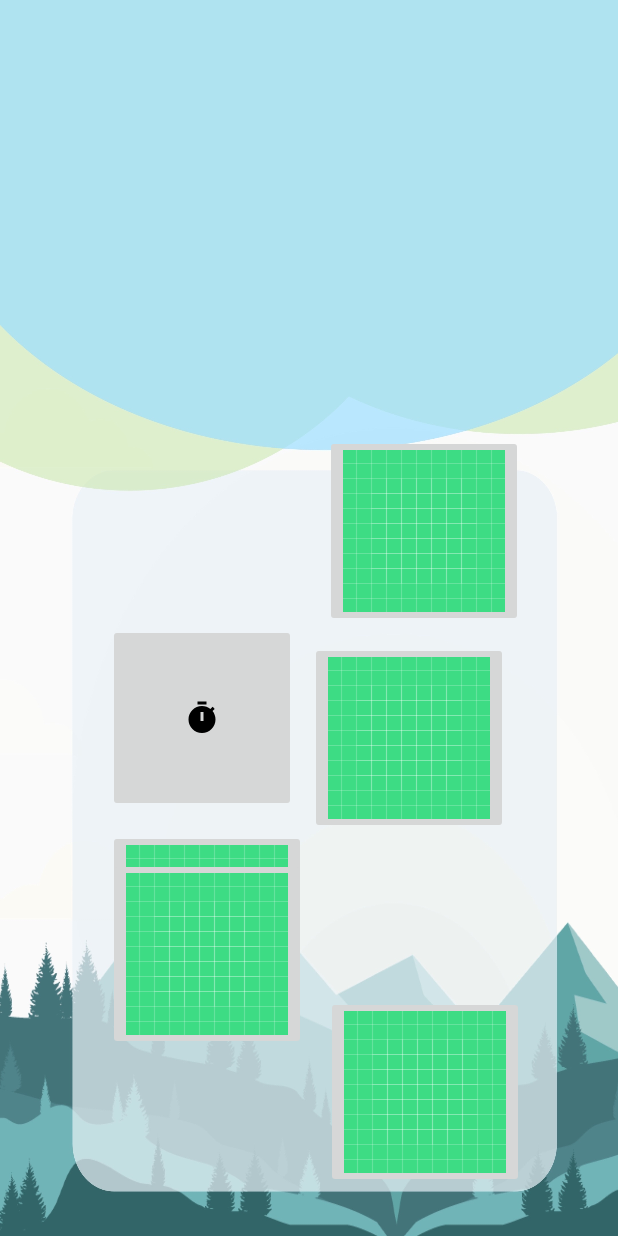
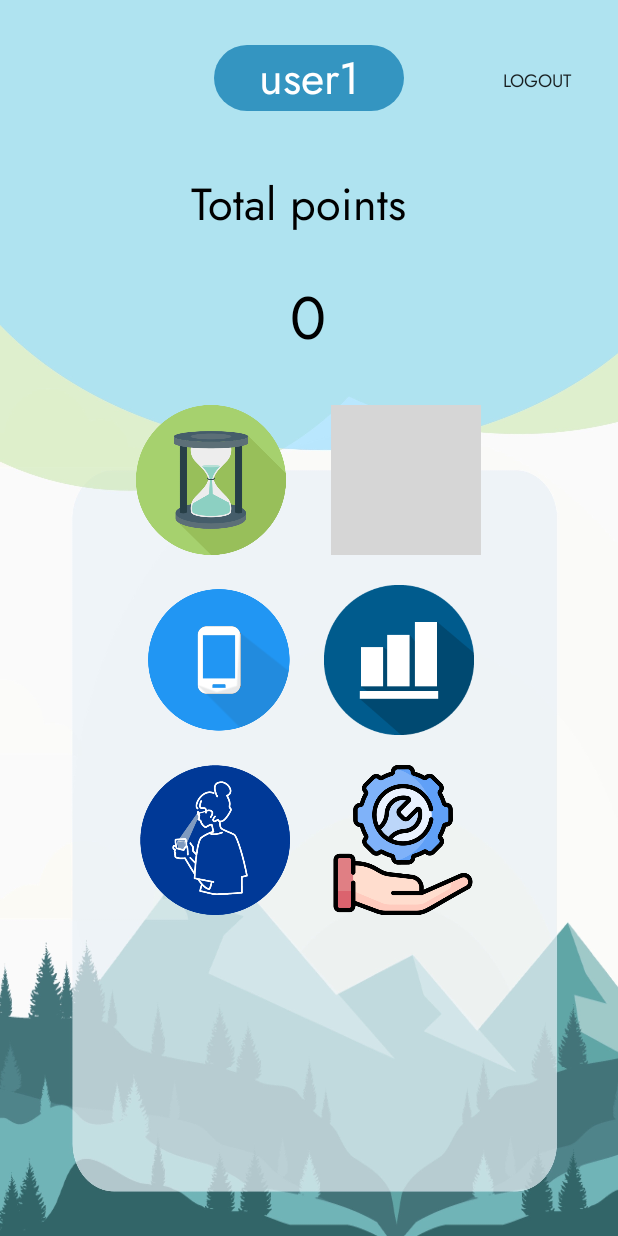
Before and after one commit to Som3on31/TestTimer, an Android app: the screen it shows after launch (MainActivity), on a phone screen of 412 x 824 dp. Run offline under Robolectric (Android 15) with nearby library versions, the phone set to English and light mode, and no system bars; grey boxes are pictures that could not be loaded.

Commit message:
sprint1 complete

```diff
--- a/app/src/main/java/com/example/testtimer/CouponFragment.java
+++ b/app/src/main/java/com/example/testtimer/CouponFragment.java
@@ -7,6 +7,7 @@ import android.view.ViewGroup;
 
 import androidx.annotation.NonNull;
 import androidx.fragment.app.Fragment;
+import androidx.navigation.fragment.NavHostFragment;
 
 import com.example.testtimer.databinding.FragmentCouponBinding;
 import com.example.testtimer.databinding.FragmentRestBinding;
@@ -24,7 +25,15 @@ public class CouponFragment extends Fragment {
 
     public void onViewCreated(@NonNull View view, Bundle savedInstanceState){
         super.onViewCreated(view,savedInstanceState);
-
+        //buttons on home screen
+        binding.btnMenu.setOnClickListener(new View.OnClickListener() {
+            @Override
+            public void onClick(View view) {
+                NavHostFragment.findNavController(CouponFragment.this)
+                        .navigate(R.id.action_couponFragment_to_homeFragment2);
+            }
+        }
+        );
     }
 
     public void onDestroyView() {
--- a/app/src/main/java/com/example/testtimer/HomeFragment.java
+++ b/app/src/main/java/com/example/testtimer/HomeFragment.java
@@ -30,13 +30,21 @@ public class HomeFragment extends Fragment {
 
 
         //buttons on home screen
-        binding.imageButton.setOnClickListener(new View.OnClickListener() {
+        binding.imgTimer.setOnClickListener(new View.OnClickListener() {
             @Override
                 public void onClick(View view) {
                     NavHostFragment.findNavController(HomeFragment.this)
                             .navigate(R.id.action_homeFragment_to_timerFragment);
                 }
             }
+        );
+        binding.imgCoupon.setOnClickListener(new View.OnClickListener() {
+            @Override
+            public void onClick(View view) {
+                NavHostFragment.findNavController(HomeFragment.this)
+                        .navigate(R.id.action_homeFragment_to_couponFragment);
+            }
+        }
         );
 
     }
--- a/app/src/main/res/layout/fragment_coupon.xml
+++ b/app/src/main/res/layout/fragment_coupon.xml
@@ -8,7 +8,7 @@
 
     <!--    menu button-->
     <Button
-        android:id="@+id/button"
+        android:id="@+id/btn_menu"
         android:layout_width="40dp"
         android:layout_height="40dp"
         android:layout_marginStart="24dp"
@@ -90,9 +90,10 @@
                     android:layout_width="70dp"
                     android:layout_height="70dp"
                     android:layout_margin="10dp"
+                    android:src="@drawable/mcdonalds_logo"
                     tools:layout_editor_absoluteX="33dp"
                     tools:layout_editor_absoluteY="278dp"
-                    tools:src="@tools:sample/avatars" />
+                     />
 
                 <TextView
                     android:id="@+id/textView6"
@@ -161,9 +162,10 @@
                     android:layout_width="70dp"
                     android:layout_height="70dp"
                     android:layout_margin="10dp"
+                    android:src="@drawable/thepizzacompany_logo"
                     tools:layout_editor_absoluteX="33dp"
                     tools:layout_editor_absoluteY="278dp"
-                    tools:src="@tools:sample/avatars" />
+                     />
 
                 <TextView
                     android:id="@+id/textView8"
@@ -232,9 +234,10 @@
                     android:layout_width="70dp"
                     android:layout_height="70dp"
                     android:layout_margin="10dp"
+                    android:src="@drawable/fuku_logo"
                     tools:layout_editor_absoluteX="33dp"
                     tools:layout_editor_absoluteY="278dp"
-                    tools:src="@tools:sample/avatars" />
+                     />
 
                 <TextView
                     android:id="@+id/textView10"
@@ -303,9 +306,10 @@
                     android:layout_width="70dp"
                     android:layout_height="70dp"
                     android:layout_margin="10dp"
+                    android:src="@drawable/dq_logo"
                     tools:layout_editor_absoluteX="33dp"
                     tools:layout_editor_absoluteY="278dp"
-                    tools:src="@tools:sample/avatars" />
+                     />
 
                 <TextView
                     android:id="@+id/textView12"
--- a/app/src/main/res/layout/fragment_home.xml
+++ b/app/src/main/res/layout/fragment_home.xml
@@ -8,114 +8,197 @@
     tools:context=".HomeFragment">
 
     <TextView
-        android:id="@+id/textview_home"
+        android:id="@+id/username"
         android:layout_width="wrap_content"
         android:layout_height="wrap_content"
-
+        android:layout_marginTop="30dp"
+        android:paddingStart="30dp"
+        android:paddingEnd="30dp"
+        android:text="@string/username"
+        android:textSize="30sp"
+        android:gravity="center"
+        android:fontFamily="@font/jost"
+        android:textColor="@color/white"
+        android:background="@drawable/user_box"
         app:layout_constraintEnd_toEndOf="parent"
         app:layout_constraintStart_toStartOf="parent"
         app:layout_constraintTop_toTopOf="parent" />
 
-    <ImageButton
-        android:id="@+id/imageButton"
-        android:layout_width="125dp"
-        android:layout_height="125dp"
-        android:layout_marginStart="72dp"
-
-        android:layout_marginTop="416dp"
-        android:contentDescription="@string/timericon"
-        app:layout_constraintStart_toStartOf="parent"
-        app:layout_constraintTop_toTopOf="parent"
-        app:srcCompat="@drawable/baseline_timer_24"
-        tools:layout_marginLeft="50dp"
-        tools:layout_marginTop="300dp" />
-
-    <ImageButton
-        android:id="@+id/imageButton2"
+    <Button
+        android:id="@+id/logout"
         android:layout_width="wrap_content"
         android:layout_height="wrap_content"
-        android:layout_marginStart="144dp"
+        android:layout_marginTop="30dp"
+        android:layout_marginEnd="10dp"
+        android:fontFamily="@font/jost"
+        android:text="@string/logout"
+        android:textSize="12sp"
+        android:background="#00FFFFFF"
+        app:layout_constraintEnd_toEndOf="parent"
+        app:layout_constraintTop_toTopOf="parent" />
 
-        android:layout_marginTop="290dp"
-        android:contentDescription="@string/placeholder"
+    <TextView
+        android:id="@+id/total_points"
+        android:layout_width="156dp"
+        android:layout_height="52dp"
+        android:layout_margin="40dp"
+        android:fontFamily="@font/jost"
+        android:text="@string/totalpoints"
+        android:textSize="30sp"
+        android:textColor="@color/black"
         app:layout_constraintEnd_toEndOf="parent"
+        app:layout_constraintHorizontal_bias="0.498"
+        app:layout_constraintStart_toStartOf="parent"
+        app:layout_constraintTop_toBottomOf="@+id/username" />
 
-        app:layout_constraintHorizontal_bias="0.015"
-        app:layout_constraintRight_toLeftOf="parent"
-        app:layout_constraintStart_toStartOf="@+id/imageButton"
-        app:layout_constraintTop_toTopOf="parent"
-        app:srcCompat="@drawable/ic_launcher_background"
-        tools:layout_marginLeft="40dp"
-        tools:layout_marginTop="300dp" />
-
-    <ImageButton
-        android:id="@+id/imageButton3"
+    <TextView
+        android:id="@+id/points"
         android:layout_width="wrap_content"
         android:layout_height="wrap_content"
-        android:layout_marginStart="72dp"
+        android:layout_marginTop="10dp"
+        android:fontFamily="@font/jost"
+        android:text="@string/points"
+        android:textSize="40sp"
+        android:textColor="@color/black"
+        app:layout_constraintBottom_toBottomOf="parent"
+        app:layout_constraintEnd_toEndOf="parent"
+        app:layout_constraintHorizontal_bias="0.498"
+        app:layout_constraintStart_toStartOf="parent"
+        app:layout_constraintTop_toBottomOf="@+id/total_points"
+        app:layout_constraintVertical_bias="0.011" />
 
-        android:layout_marginTop="12dp"
 
-        android:layout_marginEnd="12dp"
-        android:contentDescription="@string/placeholder"
-        app:layout_constraintEnd_toStartOf="@+id/imageButton4"
-        app:layout_constraintHorizontal_bias="0.0"
+    <LinearLayout
+        android:id="@+id/layout_menu"
+        android:layout_width="match_parent"
+        android:layout_height="wrap_content"
+        android:layout_marginTop="250dp"
+        android:orientation="vertical"
         app:layout_constraintStart_toStartOf="parent"
-        app:layout_constraintTop_toBottomOf="@+id/imageButton"
-        app:srcCompat="@drawable/ic_launcher_background"
-        tools:layout_marginLeft="40dp" />
+        app:layout_constraintEnd_toEndOf="parent"
+        app:layout_constraintTop_toTopOf="parent">
 
-    <ImageButton
-        android:id="@+id/imageButton4"
-        android:layout_width="wrap_content"
-        android:layout_height="wrap_content"
+        <LinearLayout
+            android:id="@+id/layout_menu_inside1"
+            android:layout_width="wrap_content"
+            android:layout_height="wrap_content"
+            android:layout_gravity="center"
+            app:layout_constraintStart_toStartOf="@id/layout_menu"
+            app:layout_constraintTop_toTopOf="@id/layout_menu">
 
-        android:layout_marginTop="10dp"
-        android:layout_marginBottom="5dp"
-        android:contentDescription="@string/placeholder"
+            <ImageButton
+                android:id="@+id/img_timer"
+                android:layout_width="100dp"
+                android:layout_height="100dp"
+                android:layout_marginTop="20dp"
+                android:background="#00FFFFFF"
+                android:contentDescription="@string/timericon"
+                android:scaleType="fitCenter"
+                android:src="@drawable/clock"
+                app:layout_constraintStart_toStartOf="@id/layout_menu_inside1"
+                app:layout_constraintTop_toTopOf="@id/layout_menu_inside1"
+                />
 
-        app:layout_constraintBottom_toTopOf="@+id/imageButton6"
-        app:layout_constraintEnd_toEndOf="parent"
-        app:layout_constraintHorizontal_bias="0.738"
-        app:layout_constraintRight_toLeftOf="parent"
-        app:layout_constraintStart_toStartOf="parent"
-        app:layout_constraintTop_toBottomOf="@+id/imageButton2"
-        app:layout_constraintVertical_bias="0.0"
-        app:srcCompat="@drawable/ic_launcher_background"
-        tools:layout_marginLeft="40dp" />
+            <ImageButton
+                android:id="@+id/img_coupon"
+                android:layout_width="100dp"
+                android:layout_height="100dp"
+                android:layout_marginStart="30dp"
+                android:layout_marginTop="20dp"
+                android:background="#00FFFFFF"
+                android:scaleType="fitCenter"
+                android:src="@drawable/coupon_icon"
 
-    <ImageButton
-        android:id="@+id/imageButton5"
-        android:layout_width="wrap_content"
-        android:layout_height="wrap_content"
-        android:layout_marginStart="72dp"
+                app:layout_constraintHorizontal_bias="0.013"
+                app:layout_constraintStart_toStartOf="@+id/img_timer"
+                app:layout_constraintTop_toTopOf="@id/layout_menu_inside1"
+                />
 
-        android:layout_marginTop="572dp"
-        android:contentDescription="@string/placeholder"
-        app:layout_constraintRight_toLeftOf="parent"
+        </LinearLayout>
 
-        app:layout_constraintStart_toStartOf="parent"
-        app:layout_constraintTop_toTopOf="parent"
-        app:srcCompat="@drawable/ic_launcher_background"
-        tools:layout_marginLeft="40dp" />
+        <LinearLayout
+            android:id="@+id/layout_menu_inside2"
+            android:layout_width="wrap_content"
+            android:layout_height="wrap_content"
+            android:layout_gravity="center"
+            app:layout_constraintStart_toStartOf="@id/layout_menu"
+            app:layout_constraintTop_toTopOf="@id/layout_menu">
 
-    <ImageButton
-        android:id="@+id/imageButton6"
-        android:layout_width="wrap_content"
-        android:layout_height="wrap_content"
+            <ImageButton
+                android:id="@+id/img_blf"
+                android:layout_width="100dp"
+                android:layout_height="100dp"
+                android:layout_marginTop="20dp"
+                android:background="#00FFFFFF"
+                android:contentDescription="@string/placeholder"
+                android:scaleType="fitCenter"
+                android:src="@drawable/blf"
 
-        android:layout_marginStart="10dp"
-        android:layout_marginEnd="60dp"
+                app:layout_constraintHorizontal_bias="0.396"
+                app:layout_constraintStart_toStartOf="@id/layout_menu"
+                app:layout_constraintTop_toBottomOf="@+id/layout_menu_inside1" />
 
-        android:layout_marginBottom="32dp"
-        android:contentDescription="@string/placeholder"
-        app:layout_constraintBottom_toBottomOf="parent"
+            <ImageButton
+                android:id="@+id/img_summary"
+                android:layout_width="100dp"
+                android:layout_height="100dp"
+                android:layout_marginTop="20dp"
+                android:layout_marginStart="20dp"
+                android:background="#00FFFFFF"
+                android:contentDescription="@string/placeholder"
+                android:scaleType="fitCenter"
+                android:src="@drawable/summary_icon"
 
-        app:layout_constraintEnd_toEndOf="parent"
-        app:layout_constraintRight_toLeftOf="parent"
-        app:layout_constraintStart_toEndOf="@+id/imageButton5"
-        app:srcCompat="@drawable/ic_launcher_background"
-        tools:layout_marginLeft="40dp" />
+                app:layout_constraintHorizontal_bias="0.726"
+                app:layout_constraintStart_toStartOf="@id/img_blf"
+                app:layout_constraintVertical_bias="0.482"
+                />
+
+        </LinearLayout>
+
+        <LinearLayout
+            android:id="@+id/layout_menu_inside3"
+            android:layout_width="wrap_content"
+            android:layout_height="wrap_content"
+            android:layout_gravity="center"
+            app:layout_constraintStart_toStartOf="@id/layout_menu"
+            app:layout_constraintTop_toTopOf="@id/layout_menu_inside2">
+
+            <ImageButton
+                android:id="@+id/img_distance"
+                android:layout_width="100dp"
+                android:layout_height="100dp"
+                android:layout_marginTop="20dp"
+                android:background="#00FFFFFF"
+                android:contentDescription="@string/placeholder"
+                android:scaleType="fitCenter"
+                android:src="@drawable/distance"
+
+                app:layout_constraintStart_toStartOf="@id/layout_menu_inside3"
+
+                />
+
+            <ImageButton
+                android:id="@+id/img_support"
+                android:layout_width="100dp"
+                android:layout_height="100dp"
+                android:layout_marginTop="20dp"
+                android:layout_marginStart="25dp"
+                android:background="#00FFFFFF"
+                android:contentDescription="@string/placeholder"
+                android:scaleType="fitCenter"
+                android:src="@drawable/support_icon"
+
+                app:layout_constraintHorizontal_bias="0.714"
+                app:layout_constraintStart_toEndOf="@+id/img_distance"
+                />
+
+
+        </LinearLayout>
+
+    </LinearLayout>
+
+
 
 
 </androidx.constraintlayout.widget.ConstraintLayout>
--- a/app/src/main/res/layout/fragment_rest.xml
+++ b/app/src/main/res/layout/fragment_rest.xml
@@ -29,7 +29,7 @@
         android:layout_width="wrap_content"
         android:layout_height="wrap_content"
         android:fontFamily="@font/jost"
-        android:text="@string/remainingtime"
+        android:text="@string/resttime"
         android:textColor="@android:color/background_dark"
         android:textSize="70sp"
         app:layout_constraintBottom_toBottomOf="parent"
--- a/app/src/main/res/values/strings.xml
+++ b/app/src/main/res/values/strings.xml
@@ -2,7 +2,8 @@
     <!--    resources for layout-->
     <string name="app_name">TestTimer</string>
     <string name="start">Start</string>
-    <string name="remainingtime">00:00</string>
+    <string name="remainingtime">00:10</string>
+    <string name="resttime">00:20</string>
     <string name="timer">Timer</string>
     <string name="timericon">TimerIcon</string>
     <string name="placeholder">Placeholder</string>
@@ -12,4 +13,6 @@
     <string name="totalpoints">Total points</string>
     <string name="coupon">Coupon Rewards</string>
     <string name="redeem">Redeem</string>
+    <string name="username">user1</string>
+    <string name="logout">Logout</string>
 </resources>
```
